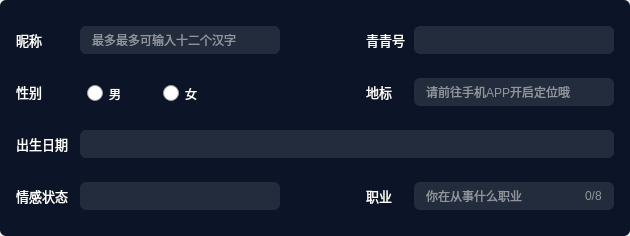
KikyoShaw/QtWidgetsApplication, file changeUserInfo/baseInfoWidget.ui: the form before one commit.
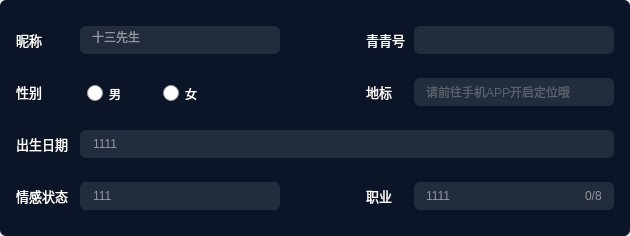
The form after the commit. Icons and pictures are not drawn. Custom widgets are drawn as their Qt base class.

```diff
--- a/changeUserInfo/baseInfoWidget.ui
+++ b/changeUserInfo/baseInfoWidget.ui
@@ -66,7 +66,7 @@
 	border-radius: 6px;
 	font-size: 12px;
 	font-family: 微软雅黑;
-	color: #FFFFFF;
+	color: rgba(255,255,255,0.5);
 	padding-left:10px;
 }
 
@@ -76,7 +76,7 @@
 	border-radius: 6px;
 	font-size: 12px;
 	font-family: 微软雅黑;
-	color: #FFFFFF;
+	color: rgba(255,255,255,0.5);
 	padding-left:10px;
 }
 
@@ -239,6 +239,9 @@
         <height>28</height>
        </rect>
       </property>
+      <property name="text">
+       <string>1111</string>
+      </property>
       <property name="readOnly">
        <bool>false</bool>
       </property>
@@ -273,6 +276,13 @@
         <height>28</height>
        </rect>
       </property>
+      <property name="styleSheet">
+       <string notr="true">
+</string>
+      </property>
+      <property name="text">
+       <string>十三先生</string>
+      </property>
       <property name="readOnly">
        <bool>false</bool>
       </property>
@@ -331,7 +341,7 @@
        <string notr="true"/>
       </property>
       <property name="text">
-       <string/>
+       <string>111</string>
       </property>
      </widget>
      <widget class="QLabel" name="label_birth">
@@ -347,13 +357,25 @@
        <string notr="true"/>
       </property>
       <property name="text">
-       <string/>
+       <string>1111</string>
       </property>
      </widget>
     </widget>
    </item>
   </layout>
  </widget>
+ <customwidgets>
+  <customwidget>
+   <class>vLineEdit</class>
+   <extends>QLineEdit</extends>
+   <header location="global">vLineEdit.h</header>
+  </customwidget>
+  <customwidget>
+   <class>vLabel</class>
+   <extends>QLabel</extends>
+   <header location="global">vLabel.h</header>
+  </customwidget>
+ </customwidgets>
  <resources>
   <include location="changeUserInfo.qrc"/>
  </resources>
```
Left out of the diff: 14 changed lines with no effect on the pictures.
